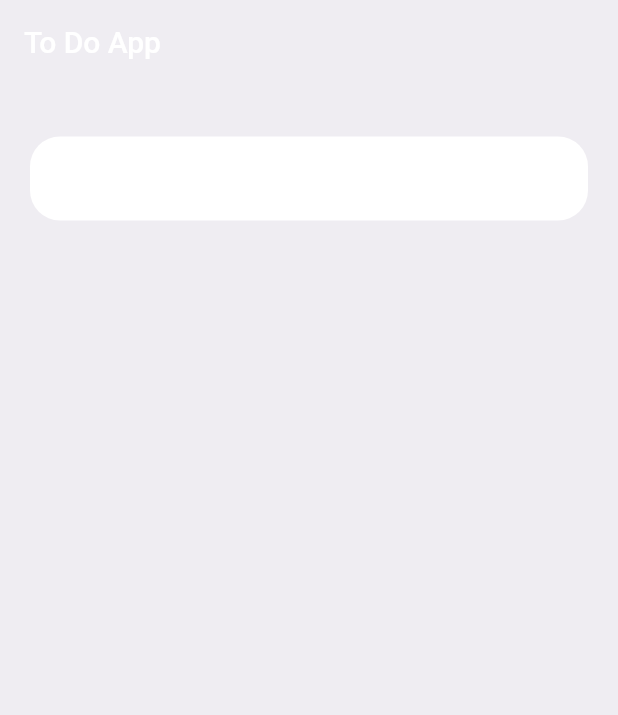
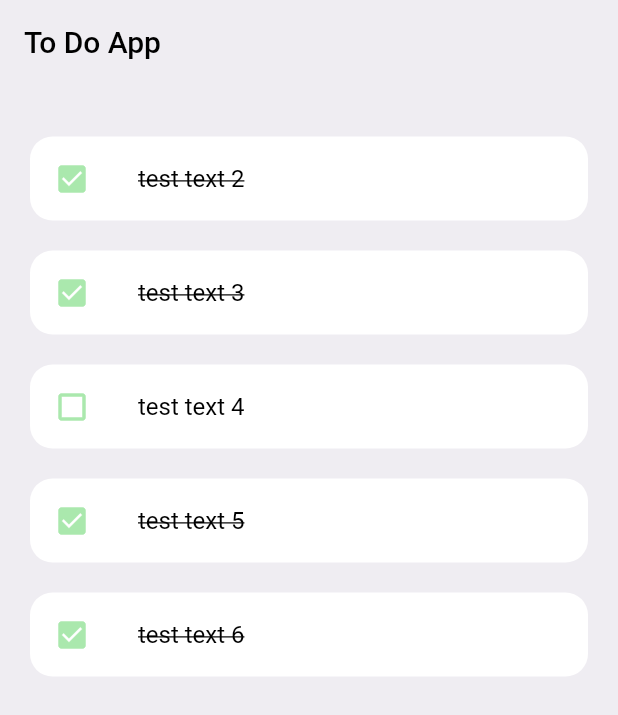
Before and after one commit to Canialon/ToDoList_flutter_app, a Flutter app: the screen it shows after launch, on a phone screen of 412 x 824 dp. Shown: the top 715 px of the screen. Run offline on Flutter 3.47's test engine with Material 2 defaults, Android fonts, the phone set to English and light mode, and no system bars.

Commit message:
add checkbox and state of the task

```diff
--- a/lib/constants/colors.dart
+++ b/lib/constants/colors.dart
@@ -3,3 +3,7 @@ import 'package:flutter/material.dart';
 const Color BgColor = Color.fromARGB(255, 239, 237, 242);
 
 const Color ListColor = Color.fromARGB(255, 255, 255, 255);
+
+const Color CheckBoxColor = Color.fromARGB(255, 170, 232, 173);
+
+const Color TextColor = Color.fromARGB(255, 0, 0, 0);
--- a/lib/main.dart
+++ b/lib/main.dart
@@ -14,7 +14,7 @@ class MyApp extends StatelessWidget {
     return MaterialApp(
       debugShowCheckedModeBanner: false,
       title: 'ToDo List',
-      home: const Home(),
+      home: Home(),
     );
   }
 }
--- a/lib/screens/home.dart
+++ b/lib/screens/home.dart
@@ -1,26 +1,39 @@
 import 'package:flutter/material.dart';
+
 import '../constants/colors.dart';
 import '../widgets/todo_element.dart';
+import '../widgets/is_task_done.dart';
 
 class Home extends StatelessWidget {
-  const Home({Key? key}) : super(key: key);
+  Home({Key? key}) : super(key: key);
+
+  final todoList = ToDo.todoList();
 
   @override
   Widget build(BuildContext context) {
     return Scaffold(
       backgroundColor: BgColor,
+
+      //it is header
       appBar: AppBar(
         backgroundColor: BgColor,
-        title: Text('To Do App'),
+        title: Text(
+          'To Do App',
+          style: TextStyle(color: TextColor),
+        ),
         elevation: 0,
       ),
+
       body: Container(
-        padding: EdgeInsets.symmetric(horizontal: 20, vertical: 35),
+        padding: EdgeInsets.symmetric(
+            horizontal: 20, vertical: 35), //paddings of all page
         child: Column(
           children: [
             Expanded(
               child: ListView(
-                children: [ToDoElement()],
+                children: [
+                  for (ToDo todoo in todoList) ToDoElement(todo: todoo),
+                ],
               ),
             ),
           ],
--- /dev/null
+++ b/lib/widgets/is_task_done.dart
@@ -0,0 +1,19 @@
+//list of all tasks and its state
+
+class ToDo {
+  String? id;
+  String? todoText;
+  bool isDone;
+
+  ToDo({required this.id, required this.todoText, this.isDone = false});
+
+  static List<ToDo> todoList() {
+    return [
+      ToDo(id: '00', todoText: "test text 2", isDone: true),
+      ToDo(id: '01', todoText: "test text 3", isDone: true),
+      ToDo(id: '02', todoText: "test text 4", isDone: false),
+      ToDo(id: '03', todoText: "test text 5", isDone: true),
+      ToDo(id: '04', todoText: "test text 6", isDone: true),
+    ];
+  }
+}
--- a/lib/widgets/todo_element.dart
+++ b/lib/widgets/todo_element.dart
@@ -1,19 +1,37 @@
+// it is constant of every todo list item
+
 import 'package:flutter/material.dart';
 import '../constants/colors.dart';
+import 'is_task_done.dart';
 
 class ToDoElement extends StatelessWidget {
-  const ToDoElement({Key? key}) : super(key: key);
+  final ToDo todo;
+
+  const ToDoElement({Key? key, required this.todo}) : super(key: key);
 
   @override
   Widget build(BuildContext context) {
     return Container(
+      margin: EdgeInsets.only(bottom: 20),
       child: ListTile(
-        onTap: () {},
-        shape: RoundedRectangleBorder(
-          borderRadius: BorderRadius.circular(20),
-        ),
-        tileColor: ListColor,
-      ),
+          onTap: () {},
+          shape: RoundedRectangleBorder(
+            borderRadius: BorderRadius.circular(15),
+          ),
+          tileColor: ListColor,
+
+          //checkbox setting
+          leading: Icon(
+            todo.isDone ? Icons.check_box : Icons.check_box_outline_blank,
+            color: CheckBoxColor,
+          ),
+          title: Text(
+            todo.todoText!,
+            style: TextStyle(
+              color: TextColor,
+              decoration: todo.isDone ? TextDecoration.lineThrough : null,
+            ),
+          )),
     );
   }
 }
```
